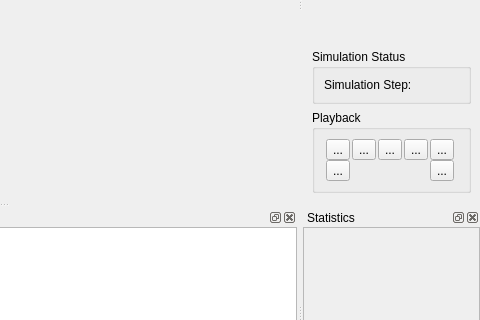
The window that qtgui/mainwindow.ui (frabas/DISPLACE_GUI) describes before a commit, drawn with Qt 5; both pictures show x 482 to 962 and y 251 to 571 of the 962 by 692 pixel window.
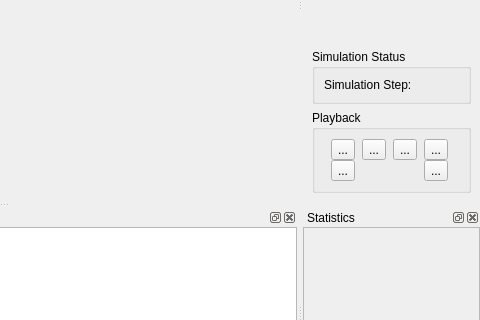
The same window after the commit. Icons and pictures are not drawn. Custom widgets are drawn as their Qt base class.

Commit message: Gui: playback button removed

What changed in the file:
```diff
--- a/qtgui/mainwindow.ui
+++ b/qtgui/mainwindow.ui
@@ -254,20 +254,34 @@
         <property name="spacing">
          <number>0</number>
         </property>
-        <item row="0" column="2">
-         <widget class="QToolButton" name="play_stop">
+        <item row="1" column="3">
+         <widget class="QToolButton" name="play_last">
           <property name="text">
            <string>...</string>
           </property>
          </widget>
         </item>
-        <item row="0" column="4">
+        <item row="1" column="0">
+         <widget class="QToolButton" name="play_first">
+          <property name="text">
+           <string>...</string>
+          </property>
+         </widget>
+        </item>
+        <item row="0" column="3">
          <widget class="QToolButton" name="play_ffwd">
           <property name="text">
            <string>...</string>
           </property>
          </widget>
         </item>
+        <item row="0" column="2">
+         <widget class="QToolButton" name="play_fwd">
+          <property name="text">
+           <string>...</string>
+          </property>
+         </widget>
+        </item>
         <item row="0" column="0">
          <widget class="QToolButton" name="play_fbk">
           <property name="text">
@@ -282,27 +296,6 @@
           </property>
          </widget>
         </item>
-        <item row="0" column="3">
-         <widget class="QToolButton" name="play_fwd">
-          <property name="text">
-           <string>...</string>
-          </property>
-         </widget>
-        </item>
-        <item row="1" column="0">
-         <widget class="QToolButton" name="play_first">
-          <property name="text">
-           <string>...</string>
-          </property>
-         </widget>
-        </item>
-        <item row="1" column="4">
-         <widget class="QToolButton" name="play_last">
-          <property name="text">
-           <string>...</string>
-          </property>
-         </widget>
-        </item>
        </layout>
       </widget>
      </item>
```
The commit also changes 1 other file.
